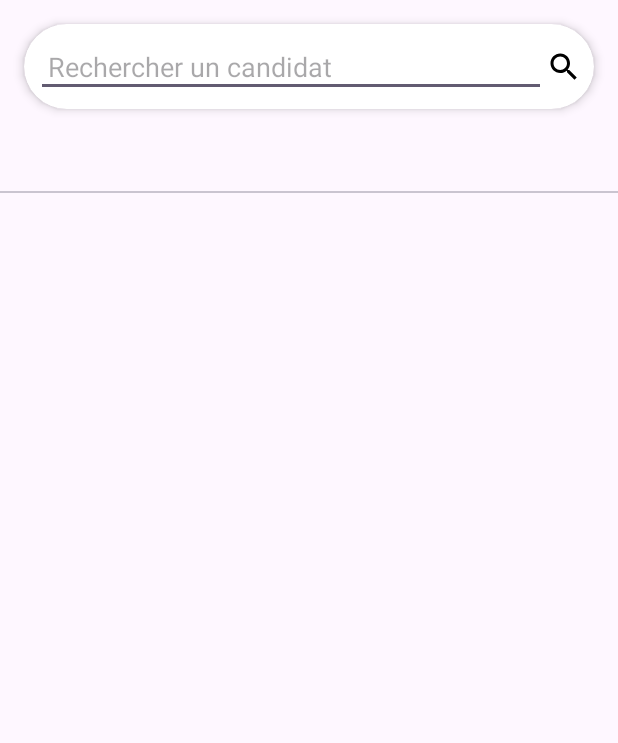
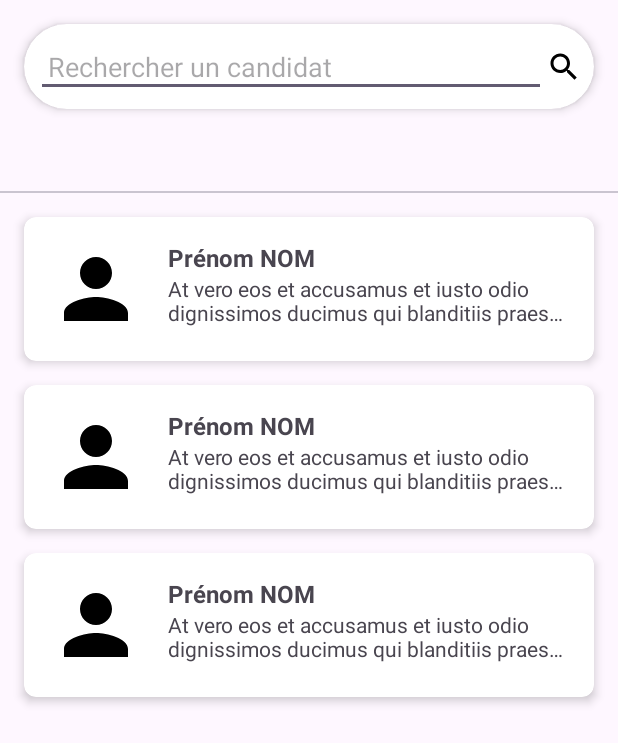
Before and after one commit to NazamBun/Projet8Vitesse, an Android app built with Jetpack Compose: the layout fragment_home.xml on its own in the app's theme, with its tools: preview values and no code run, on a phone screen of 412 x 824 dp. Shown: the top 743 px of the screen. Run offline under Robolectric (Android 15) with nearby library versions, the phone set to English and light mode, and no system bars.

Commit message:
Initialize RecyclerView with CandidateAdapter

```diff
--- /dev/null
+++ b/app/src/main/res/drawable/ic_person.xml
@@ -0,0 +1,5 @@
+<vector xmlns:android="http://schemas.android.com/apk/res/android" android:height="24dp" android:tint="#000000" android:viewportHeight="24" android:viewportWidth="24" android:width="24dp">
+
+    <path android:fillColor="@android:color/white" android:pathData="M12,12c2.21,0 4,-1.79 4,-4s-1.79,-4 -4,-4 -4,1.79 -4,4 1.79,4 4,4zM12,14c-2.67,0 -8,1.34 -8,4v2h16v-2c0,-2.66 -5.33,-4 -8,-4z"/>
+
+</vector>
--- a/app/src/main/res/layout/fragment_home.xml
+++ b/app/src/main/res/layout/fragment_home.xml
@@ -60,11 +60,17 @@
         app:layout_constraintStart_toStartOf="parent"
         app:layout_constraintEnd_toEndOf="parent" />
 
-    <!-- Conteneur pour afficher les fragments ou RecyclerView -->
-    <FrameLayout
-        android:id="@+id/main"
-        android:layout_width="match_parent"
-        android:layout_height="match_parent"
-        app:layout_constraintTop_toBottomOf="@id/tab_layout" />
+    <!-- RecyclerView -->
+    <androidx.recyclerview.widget.RecyclerView
+        android:id="@+id/recycler_view"
+        android:layout_width="0dp"
+        android:layout_height="0dp"
+        android:clipToPadding="false"
+        android:padding="8dp"
+        app:layout_constraintTop_toBottomOf="@id/tab_layout"
+        app:layout_constraintStart_toStartOf="parent"
+        app:layout_constraintEnd_toEndOf="parent"
+        app:layout_constraintBottom_toBottomOf="parent"
+        tools:listitem="@layout/item_candidate" />
 
 </androidx.constraintlayout.widget.ConstraintLayout>
--- /dev/null
+++ b/app/src/main/res/layout/item_candidate.xml
@@ -0,0 +1,50 @@
+<?xml version="1.0" encoding="utf-8"?>
+<androidx.cardview.widget.CardView
+    xmlns:android="http://schemas.android.com/apk/res/android"
+    xmlns:app="http://schemas.android.com/apk/res-auto"
+    android:layout_width="match_parent"
+    android:layout_height="wrap_content"
+    android:layout_margin="8dp"
+    app:cardCornerRadius="8dp"
+    app:cardElevation="4dp">
+
+    <LinearLayout
+        android:layout_width="match_parent"
+        android:layout_height="wrap_content"
+        android:orientation="horizontal"
+        android:padding="16dp">
+
+        <!-- Photo du candidat -->
+        <ImageView
+            android:id="@+id/candidate_photo"
+            android:layout_width="64dp"
+            android:layout_height="64dp"
+            android:src="@drawable/ic_person"
+            android:contentDescription="@string/candidate_photo"
+            android:layout_marginEnd="16dp" />
+
+        <!-- Détails du candidat -->
+        <LinearLayout
+            android:layout_width="0dp"
+            android:layout_height="wrap_content"
+            android:orientation="vertical"
+            android:layout_weight="1">
+
+            <TextView
+                android:id="@+id/candidate_name"
+                android:layout_width="wrap_content"
+                android:layout_height="wrap_content"
+                android:text="@string/candidate_name_placeholder"
+                android:textStyle="bold"
+                android:textSize="16sp" />
+
+            <TextView
+                android:id="@+id/candidate_note"
+                android:layout_width="wrap_content"
+                android:layout_height="wrap_content"
+                android:text="@string/candidate_note_placeholder"
+                android:maxLines="2"
+                android:ellipsize="end" />
+        </LinearLayout>
+    </LinearLayout>
+</androidx.cardview.widget.CardView>
--- a/app/src/main/res/values/strings.xml
+++ b/app/src/main/res/values/strings.xml
@@ -4,4 +4,7 @@
     <string name="search_hint">Rechercher un candidat</string>
     <string name="tab_all">Tous</string>
     <string name="tab_favorites">Favoris</string>
+    <string name="candidate_note_placeholder">At vero eos et accusamus et iusto odio dignissimos ducimus qui blanditiis praesentium voluptatum deleniti atque corrupti quos dolores et quas molestias excepturi sint occaecati cupiditate non provident, similique sunt in culpa qui officia deserunt mollitia animi, id est laborum et dolorum fuga. Et harum quidem rerum facilis est et expedita distinctio. Nam libero tempore, cum soluta nobis est eligendi optio cumque nihil impedit quo minus id quod maxime placeat facere possimus, omnis voluptas assumenda est, omnis dolor repellendus. Temporibus autem quibusdam et aut officiis debitis aut rerum necessitatibus saepe eveniet ut et voluptates repudiandae sint et molestiae non recusandae. Itaque earum rerum hic tenetur a sapiente delectus, ut aut reiciendis voluptatibus maiores alias consequatur aut perferendis doloribus asperiores repellat.</string>
+    <string name="candidate_name_placeholder">Prénom NOM</string>
+    <string name="candidate_photo">photo du candidat</string>
 </resources>
```
Also changed, not shown: app/src/main/java/com/openclassrooms/projet8vitesse/data/local/model/Candidate.kt (added, +15 -0 lines), app/src/main/java/com/openclassrooms/projet8vitesse/ui/adapter/CandidateAdapter.kt (added, +101 -0 lines), 1 other file.
